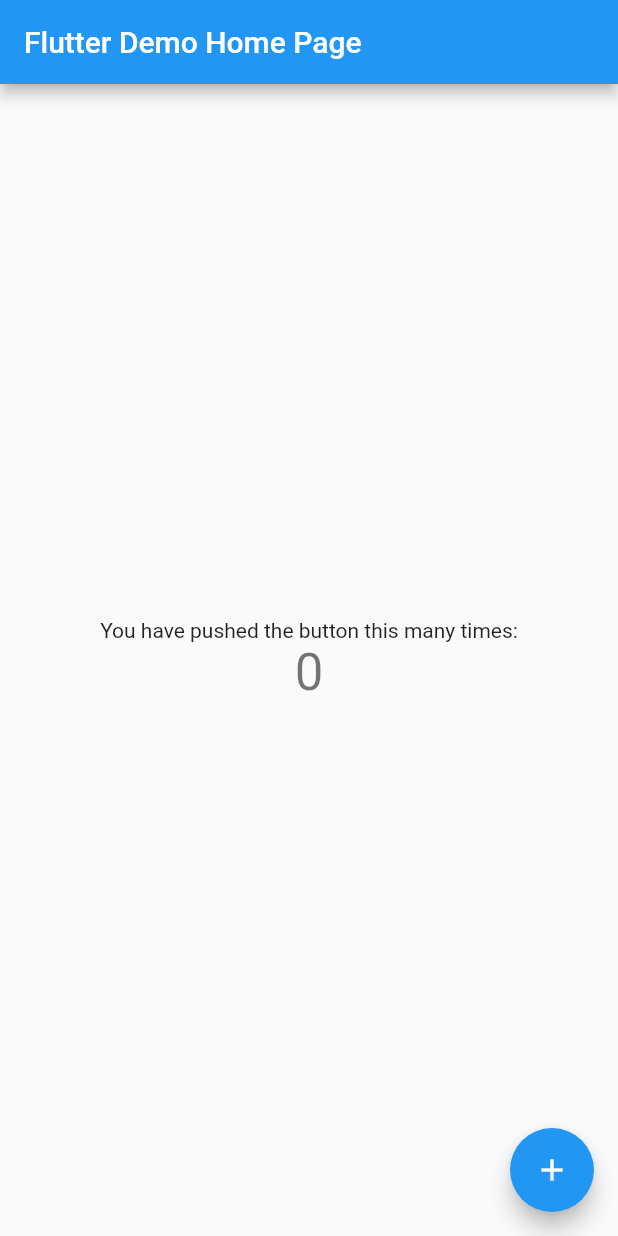
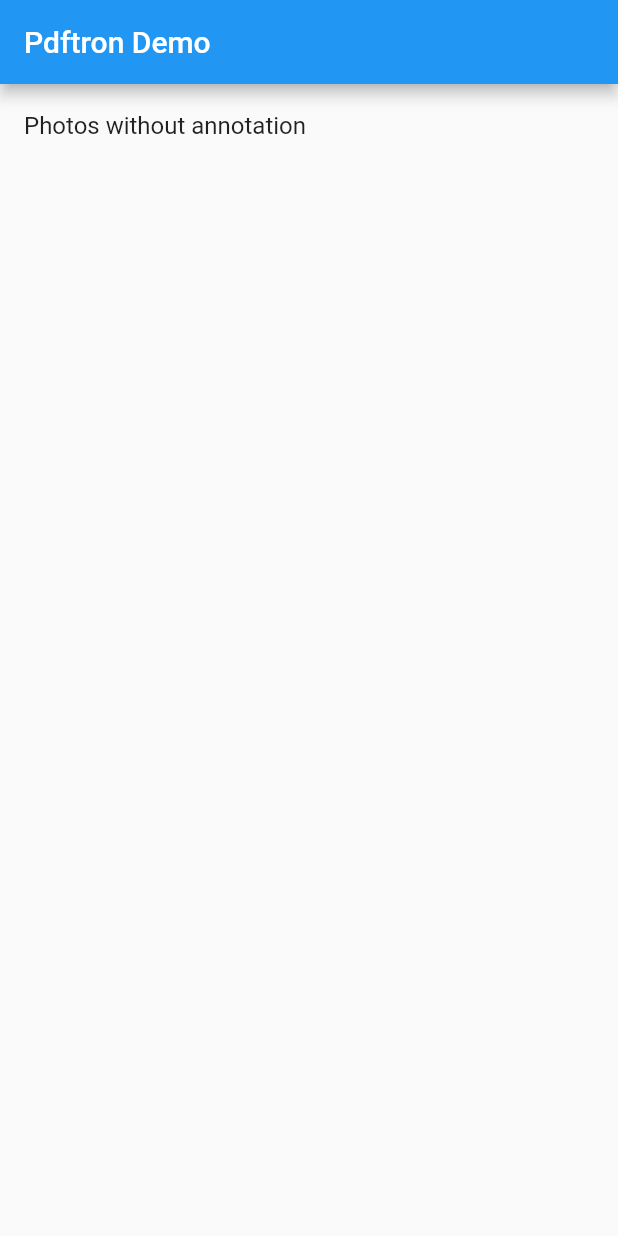
Before and after one commit to larsca-com/pdftron-error-demo, a Flutter app: the screen it shows after launch, on a phone screen of 412 x 824 dp. Run offline on Flutter 3.47's test engine with Material 2 defaults, Android fonts, the phone set to English and light mode, and no system bars; missing offline and left inert: pdftron_flutter.

Commit message:
create demo view

```diff
--- /dev/null
+++ b/lib/home.dart
@@ -0,0 +1,50 @@
+import 'package:flutter/material.dart';
+import 'package:pdftron_error_demo/pdf_carousel.dart';
+
+class MyHomePage extends StatefulWidget {
+  const MyHomePage({super.key, required this.title});
+
+  final String title;
+
+  @override
+  State<MyHomePage> createState() => _MyHomePageState();
+}
+
+class _MyHomePageState extends State<MyHomePage> {
+  @override
+  Widget build(BuildContext context) {
+    return Scaffold(
+      appBar: AppBar(
+        title: Text(widget.title),
+      ),
+      body: ListView(
+        children: [
+          ListTile(
+            title: const Text('Photos without annotation'),
+            onTap: () {
+              navigateToView(
+                context,
+                PdfCarousel(
+                  items: List.generate(
+                    40,
+                    (index) => PdfCarouselItem(
+                      path: 'https://picsum.photos/id/$index/800/800',
+                    ),
+                  ),
+                ),
+              );
+            },
+          ),
+        ],
+      ),
+    );
+  }
+
+  Future<dynamic> navigateToView(BuildContext context, Widget view) async {
+    return Navigator.of(context).push(MaterialPageRoute(
+      builder: (context) {
+        return view;
+      },
+    ));
+  }
+}
--- a/lib/main.dart
+++ b/lib/main.dart
@@ -1,4 +1,6 @@
 import 'package:flutter/material.dart';
+
+import 'home.dart';
 
 void main() {
   runApp(const MyApp());
@@ -13,103 +15,9 @@ class MyApp extends StatelessWidget {
     return MaterialApp(
       title: 'Flutter Demo',
       theme: ThemeData(
-        // This is the theme of your application.
-        //
-        // Try running your application with "flutter run". You'll see the
-        // application has a blue toolbar. Then, without quitting the app, try
-        // changing the primarySwatch below to Colors.green and then invoke
-        // "hot reload" (press "r" in the console where you ran "flutter run",
-        // or simply save your changes to "hot reload" in a Flutter IDE).
-        // Notice that the counter didn't reset back to zero; the application
-        // is not restarted.
         primarySwatch: Colors.blue,
       ),
-      home: const MyHomePage(title: 'Flutter Demo Home Page'),
+      home: const MyHomePage(title: 'Pdftron Demo'),
     );
   }
 }
-
-class MyHomePage extends StatefulWidget {
-  const MyHomePage({super.key, required this.title});
-
-  // This widget is the home page of your application. It is stateful, meaning
-  // that it has a State object (defined below) that contains fields that affect
-  // how it looks.
-
-  // This class is the configuration for the state. It holds the values (in this
-  // case the title) provided by the parent (in this case the App widget) and
-  // used by the build method of the State. Fields in a Widget subclass are
-  // always marked "final".
-
-  final String title;
-
-  @override
-  State<MyHomePage> createState() => _MyHomePageState();
-}
-
-class _MyHomePageState extends State<MyHomePage> {
-  int _counter = 0;
-
-  void _incrementCounter() {
-    setState(() {
-      // This call to setState tells the Flutter framework that something has
-      // changed in this State, which causes it to rerun the build method below
-      // so that the display can reflect the updated values. If we changed
-      // _counter without calling setState(), then the build method would not be
-      // called again, and so nothing would appear to happen.
-      _counter++;
-    });
-  }
-
-  @override
-  Widget build(BuildContext context) {
-    // This method is rerun every time setState is called, for instance as done
-    // by the _incrementCounter method above.
-    //
-    // The Flutter framework has been optimized to make rerunning build methods
-    // fast, so that you can just rebuild anything that needs updating rather
-    // than having to individually change instances of widgets.
-    return Scaffold(
-      appBar: AppBar(
-        // Here we take the value from the MyHomePage object that was created by
-        // the App.build method, and use it to set our appbar title.
-        title: Text(widget.title),
-      ),
-      body: Center(
-        // Center is a layout widget. It takes a single child and positions it
-        // in the middle of the parent.
-        child: Column(
-          // Column is also a layout widget. It takes a list of children and
-          // arranges them vertically. By default, it sizes itself to fit its
-          // children horizontally, and tries to be as tall as its parent.
-          //
-          // Invoke "debug painting" (press "p" in the console, choose the
-          // "Toggle Debug Paint" action from the Flutter Inspector in Android
-          // Studio, or the "Toggle Debug Paint" command in Visual Studio Code)
-          // to see the wireframe for each widget.
-          //
-          // Column has various properties to control how it sizes itself and
-          // how it positions its children. Here we use mainAxisAlignment to
-          // center the children vertically; the main axis here is the vertical
-          // axis because Columns are vertical (the cross axis would be
-          // horizontal).
-          mainAxisAlignment: MainAxisAlignment.center,
-          children: <Widget>[
-            const Text(
-              'You have pushed the button this many times:',
-            ),
-            Text(
-              '$_counter',
-              style: Theme.of(context).textTheme.headlineMedium,
-            ),
-          ],
-        ),
-      ),
-      floatingActionButton: FloatingActionButton(
-        onPressed: _incrementCounter,
-        tooltip: 'Increment',
-        child: const Icon(Icons.add),
-      ), // This trailing comma makes auto-formatting nicer for build methods.
-    );
-  }
-}
```
Also changed, not shown: lib/pdf_carousel.dart (added, +189 -0 lines).
